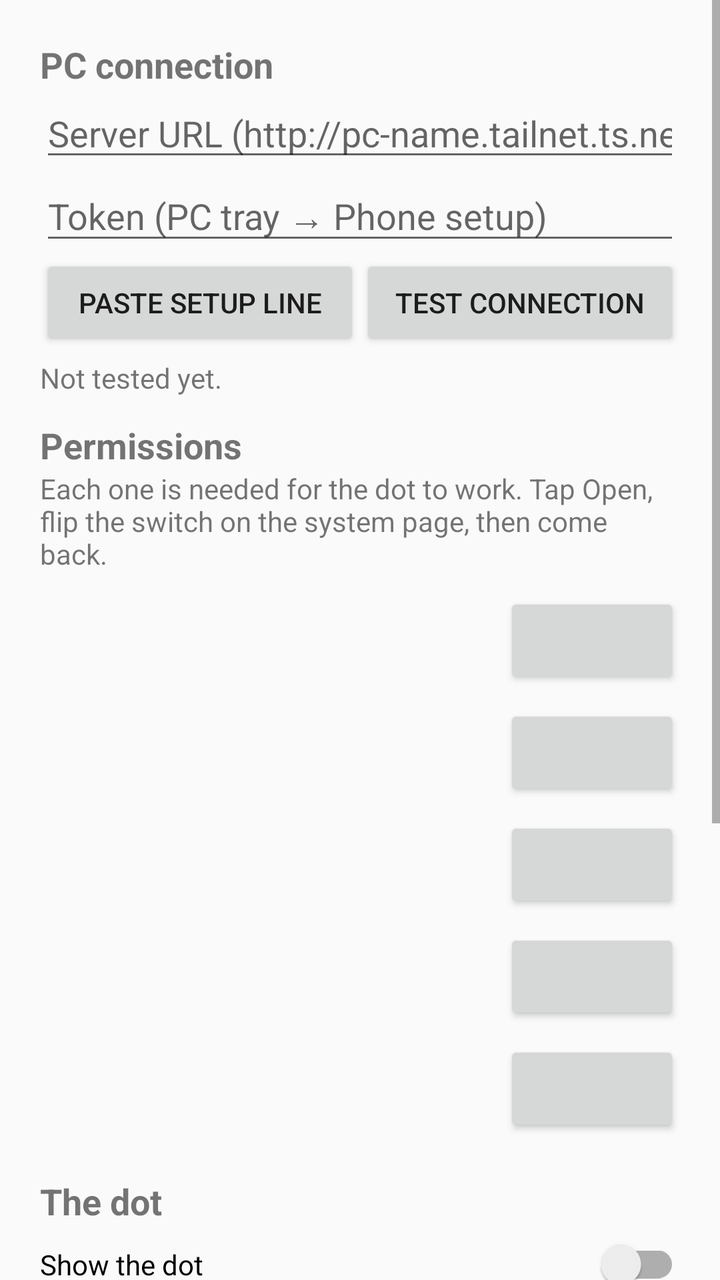
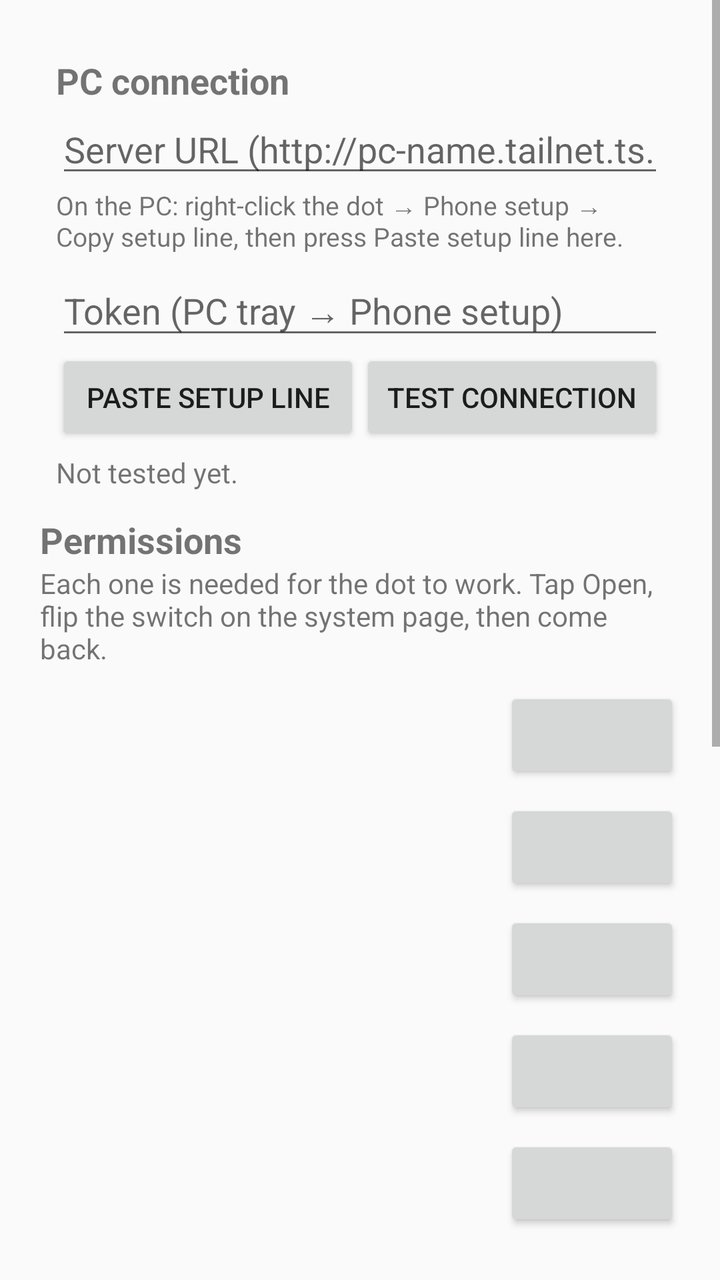

The first picture is an Android layout as it rendered before a commit; the second is the same layout after the commit. The layout source and the unified diff follow.
<!-- AndroidManifest.xml: application theme Theme.LocalFlow -->
<!-- res/layout/activity_main.xml -->
<?xml version="1.0" encoding="utf-8"?>
<ScrollView xmlns:android="http://schemas.android.com/apk/res/android"
    android:layout_width="match_parent"
    android:layout_height="match_parent"
    android:fillViewport="true">

    <LinearLayout
        android:layout_width="match_parent"
        android:layout_height="wrap_content"
        android:orientation="vertical"
        android:padding="20dp">

        <TextView
            android:layout_width="match_parent"
            android:layout_height="wrap_content"
            android:text="@string/section_pc"
            android:textStyle="bold"
            android:textSize="18sp" />

        <EditText
            android:id="@+id/serverUrl"
            android:layout_width="match_parent"
            android:layout_height="wrap_content"
            android:hint="@string/hint_url"
            android:inputType="textUri"
            android:importantForAutofill="no"
            android:singleLine="true" />

        <EditText
            android:id="@+id/token"
            android:layout_width="match_parent"
            android:layout_height="wrap_content"
            android:hint="@string/hint_token"
            android:inputType="textVisiblePassword|textNoSuggestions"
            android:importantForAutofill="no"
            android:singleLine="true" />

        <LinearLayout
            android:layout_width="match_parent"
            android:layout_height="wrap_content"
            android:orientation="horizontal">

            <Button
                android:id="@+id/pasteSetup"
                android:layout_width="0dp"
                android:layout_height="wrap_content"
                android:layout_weight="1"
                android:text="@string/btn_paste_setup" />

            <Button
                android:id="@+id/testConnection"
                android:layout_width="0dp"
                android:layout_height="wrap_content"
                android:layout_weight="1"
                android:text="@string/btn_test" />
        </LinearLayout>

        <TextView
            android:id="@+id/connectionStatus"
            android:layout_width="match_parent"
            android:layout_height="wrap_content"
            android:paddingTop="4dp"
            android:paddingBottom="12dp"
            android:text="@string/status_not_tested" />

        <TextView
            android:layout_width="match_parent"
            android:layout_height="wrap_content"
            android:text="@string/section_permissions"
            android:textStyle="bold"
            android:textSize="18sp" />

        <TextView
            android:layout_width="match_parent"
            android:layout_height="wrap_content"
            android:paddingBottom="6dp"
            android:text="@string/permissions_help" />

        <LinearLayout style="@style/PermRow">
            <TextView android:id="@+id/permMicText" style="@style/PermText" />
            <Button android:id="@+id/permMicBtn" style="@style/PermBtn" />
        </LinearLayout>

        <LinearLayout style="@style/PermRow">
            <TextView android:id="@+id/permOverlayText" style="@style/PermText" />
            <Button android:id="@+id/permOverlayBtn" style="@style/PermBtn" />
        </LinearLayout>

        <LinearLayout style="@style/PermRow">
            <TextView android:id="@+id/permAccessText" style="@style/PermText" />
            <Button android:id="@+id/permAccessBtn" style="@style/PermBtn" />
        </LinearLayout>

        <LinearLayout style="@style/PermRow">
            <TextView android:id="@+id/permNotifText" style="@style/PermText" />
            <Button android:id="@+id/permNotifBtn" style="@style/PermBtn" />
        </LinearLayout>

        <LinearLayout style="@style/PermRow">
            <TextView android:id="@+id/permBatteryText" style="@style/PermText" />
            <Button android:id="@+id/permBatteryBtn" style="@style/PermBtn" />
        </LinearLayout>

        <TextView
            android:layout_width="match_parent"
            android:layout_height="wrap_content"
            android:paddingTop="16dp"
            android:text="@string/section_dot"
            android:textStyle="bold"
            android:textSize="18sp" />

        <androidx.appcompat.widget.SwitchCompat
            android:id="@+id/showDot"
            android:layout_width="match_parent"
            android:layout_height="wrap_content"
            android:paddingVertical="10dp"
            android:text="@string/switch_show_dot" />

        <androidx.appcompat.widget.SwitchCompat
            android:id="@+id/pressEnter"
            android:layout_width="match_parent"
            android:layout_height="wrap_content"
            android:paddingVertical="10dp"
            android:text="@string/switch_press_enter" />

        <androidx.appcompat.widget.SwitchCompat
            android:id="@+id/haptics"
            android:layout_width="match_parent"
            android:layout_height="wrap_content"
            android:paddingVertical="10dp"
            android:text="@string/switch_haptics" />

        <androidx.appcompat.widget.SwitchCompat
            android:id="@+id/sounds"
            android:layout_width="match_parent"
            android:layout_height="wrap_content"
            android:paddingVertical="10dp"
            android:text="@string/switch_sounds" />

        <TextView
            android:layout_width="match_parent"
            android:layout_height="wrap_content"
            android:paddingTop="16dp"
            android:textSize="13sp"
            android:text="@string/how_to" />

        <TextView
            android:id="@+id/versionText"
            android:layout_width="match_parent"
            android:layout_height="wrap_content"
            android:paddingTop="16dp"
            android:textSize="12sp"
            android:alpha="0.6" />
    </LinearLayout>
</ScrollView>
<!-- resources referenced by this layout -->
<resources>
  <string name="btn_paste_setup">Paste setup line</string>
  <string name="btn_test">Test connection</string>
  <string name="hint_token">Token (PC tray → Phone setup)</string>
  <string name="hint_url">Server URL (http://pc-name.tailnet.ts.net)</string>
  <string name="how_to">Hold the dot to talk (push-to-talk), release to send. Tap it once for hands-free, tap ✓ when you are done, ✕ to throw the recording away. Drag it anywhere; it snaps to the nearest edge.\n\nGrey = ready. Red = recording. Orange ring = hands-free. Blue = the PC is thinking. Green = text inserted. Red ring = something went wrong (a toast says what). If the red ring stays, the PC timed out: tap the dot to retry with the same audio.</string>
  <string name="permissions_help">Each one is needed for the dot to work. Tap Open, flip the switch on the system page, then come back.</string>
  <string name="section_dot">The dot</string>
  <string name="section_pc">PC connection</string>
  <string name="section_permissions">Permissions</string>
  <string name="status_not_tested">Not tested yet.</string>
  <string name="switch_haptics">Haptic tick on state changes</string>
  <string name="switch_press_enter">Press Enter when you say “press enter”</string>
  <string name="switch_show_dot">Show the dot</string>
  <string name="switch_sounds">Sounds</string>
  <style name="PermBtn">
          <item name="android:layout_width">wrap_content</item>
          <item name="android:layout_height">wrap_content</item>
          <item name="android:minWidth">88dp</item>
      </style>
  <style name="PermRow">
          <item name="android:layout_width">match_parent</item>
          <item name="android:layout_height">wrap_content</item>
          <item name="android:orientation">horizontal</item>
          <item name="android:gravity">center_vertical</item>
          <item name="android:paddingTop">4dp</item>
          <item name="android:paddingBottom">4dp</item>
      </style>
  <style name="PermText">
          <item name="android:layout_width">0dp</item>
          <item name="android:layout_height">wrap_content</item>
          <item name="android:layout_weight">1</item>
      </style>
  <style name="Theme.LocalFlow" parent="Theme.AppCompat.DayNight">
          <item name="colorPrimary">@color/dot_bg</item>
          <item name="colorPrimaryDark">@color/icon_bg</item>
          <item name="colorAccent">@color/dot_processing</item>
      </style>
  <color name="dot_bg">#1F2937</color>
  <color name="icon_bg">#111827</color>
  <color name="dot_processing">#3B82F6</color>
</resources>

<!-- the commit's change to res/layout/activity_main.xml (unified diff, before → after) -->
@@ -9,6 +9,13 @@
         android:layout_height="wrap_content"
         android:orientation="vertical"
         android:padding="20dp">
+
+        <LinearLayout
+            android:id="@+id/connectionCard"
+            android:layout_width="match_parent"
+            android:layout_height="wrap_content"
+            android:orientation="vertical"
+            android:padding="8dp">
 
         <TextView
             android:layout_width="match_parent"
@@ -25,6 +32,14 @@
             android:inputType="textUri"
             android:importantForAutofill="no"
             android:singleLine="true" />
+
+        <TextView
+            android:id="@+id/urlHint"
+            android:layout_width="match_parent"
+            android:layout_height="wrap_content"
+            android:paddingBottom="6dp"
+            android:textSize="13sp"
+            android:text="@string/url_blank_hint" />
 
         <EditText
             android:id="@+id/token"
@@ -60,8 +75,10 @@
             android:layout_width="match_parent"
             android:layout_height="wrap_content"
             android:paddingTop="4dp"
-            android:paddingBottom="12dp"
+            android:paddingBottom="4dp"
             android:text="@string/status_not_tested" />
+
+        </LinearLayout>
 
         <TextView
             android:layout_width="match_parent"
@@ -117,6 +134,22 @@
             android:text="@string/switch_show_dot" />
 
         <androidx.appcompat.widget.SwitchCompat
+            android:id="@+id/showOnlyWhenTyping"
+            android:layout_width="match_parent"
+            android:layout_height="wrap_content"
+            android:paddingVertical="10dp"
+            android:text="@string/switch_show_only_when_typing" />
+
+        <TextView
+            android:id="@+id/showOnlyNote"
+            android:layout_width="match_parent"
+            android:layout_height="wrap_content"
+            android:paddingBottom="6dp"
+            android:textSize="13sp"
+            android:visibility="gone"
+            android:text="@string/show_only_needs_service" />
+
+        <androidx.appcompat.widget.SwitchCompat
             android:id="@+id/pressEnter"
             android:layout_width="match_parent"
             android:layout_height="wrap_content"
<!-- resource entries referenced after the edit -->
@@ -4,16 +4,19 @@
   <string name="btn_test">Test connection</string>
   <string name="hint_token">Token (PC tray → Phone setup)</string>
   <string name="hint_url">Server URL (http://pc-name.tailnet.ts.net)</string>
-  <string name="how_to">Hold the dot to talk (push-to-talk), release to send. Tap it once for hands-free, tap ✓ when you are done, ✕ to throw the recording away. Drag it anywhere; it snaps to the nearest edge.\n\nGrey = ready. Red = recording. Orange ring = hands-free. Blue = the PC is thinking. Green = text inserted. Red ring = something went wrong (a toast says what). If the red ring stays, the PC timed out: tap the dot to retry with the same audio.</string>
+  <string name="how_to">Hold the dot to talk (push-to-talk), release to send. Tap it once for hands-free, tap ✓ when you are done, ✕ to throw the recording away. Drag it anywhere; it snaps to the nearest edge. By default the dot only appears while a text field is active or the keyboard is up.\n\nGrey = ready. Red = recording. Orange ring = hands-free. Blue = the PC is thinking. Green = text inserted. Red ring = something went wrong (a toast says what). If the red ring stays, the PC timed out: tap the dot to retry with the same audio.</string>
   <string name="permissions_help">Each one is needed for the dot to work. Tap Open, flip the switch on the system page, then come back.</string>
   <string name="section_dot">The dot</string>
   <string name="section_pc">PC connection</string>
   <string name="section_permissions">Permissions</string>
+  <string name="show_only_needs_service">Needs the accessibility service (Permissions above). Until it is on, the dot stays visible everywhere.</string>
   <string name="status_not_tested">Not tested yet.</string>
   <string name="switch_haptics">Haptic tick on state changes</string>
   <string name="switch_press_enter">Press Enter when you say “press enter”</string>
   <string name="switch_show_dot">Show the dot</string>
+  <string name="switch_show_only_when_typing">Show the dot only when a text field is active</string>
   <string name="switch_sounds">Sounds</string>
+  <string name="url_blank_hint">On the PC: right-click the dot → Phone setup → Copy setup line, then press Paste setup line here.</string>
   <style name="PermBtn">
           <item name="android:layout_width">wrap_content</item>
           <item name="android:layout_height">wrap_content</item>
